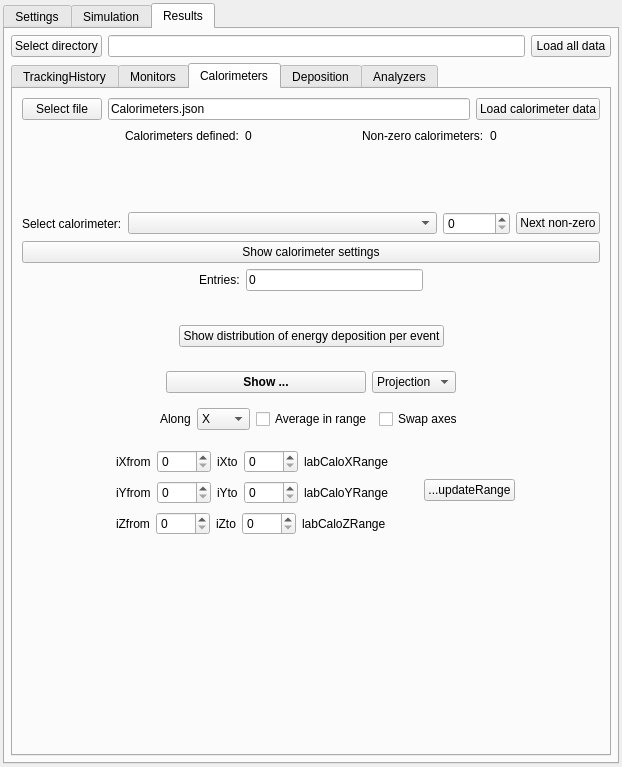
Before: the Qt Designer form ants3bundle/src/ants3/gui/particleSim/aparticlesimwin.ui in andrmor/ANTS3bundle, drawn with Qt 5.
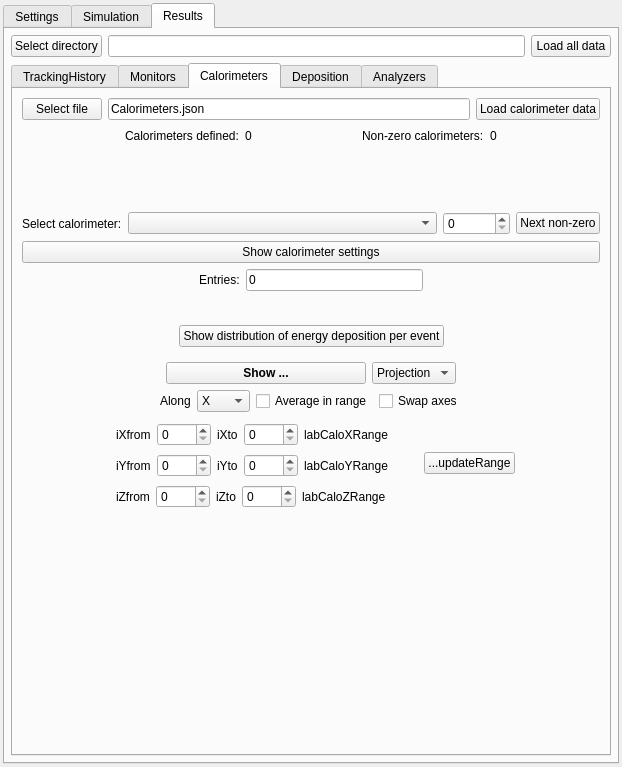
After: the same form once the commit is applied. The open tabs and pages were chosen to show the change. Icons and pictures are not drawn.

What changed in the file:
```diff
--- a/ants3bundle/src/ants3/gui/particleSim/aparticlesimwin.ui
+++ b/ants3bundle/src/ants3/gui/particleSim/aparticlesimwin.ui
@@ -5000,6 +5000,19 @@
                     </item>
                    </layout>
                   </item>
+                  <item>
+                   <spacer name="verticalSpacer_9">
+                    <property name="orientation">
+                     <enum>Qt::Orientation::Vertical</enum>
+                    </property>
+                    <property name="sizeHint" stdset="0">
+                     <size>
+                      <width>20</width>
+                      <height>40</height>
+                     </size>
+                    </property>
+                   </spacer>
+                  </item>
                  </layout>
                 </widget>
                </item>
```
Left out of the diff: 6 changed lines with no effect on the pictures.
